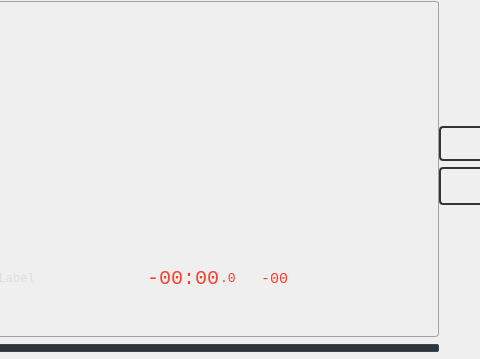
knowthelist/knowthelist, file src/playerwidget.ui: the form before one commit; both pictures show x 387 to 867 and y 0 to 359 of the 1033 by 359 pixel window.
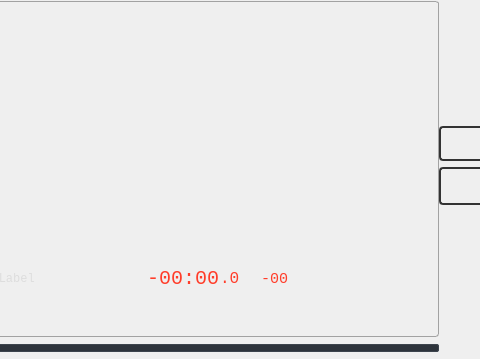
The form after the commit. Custom widgets are drawn as their Qt base class.

Commit message: feat: Update font sizes and layout properties for improved UI consistency

Diff of the .ui file:
```diff
--- a/src/playerwidget.ui
+++ b/src/playerwidget.ui
@@ -2846,7 +2846,7 @@
                  <property name="font">
                   <font>
                    <family>Monospace</family>
-                   <pointsize>10</pointsize>
+                   <pointsize>12</pointsize>
                   </font>
                  </property>
                  <property name="styleSheet">
```
The commit also changes 1 other file.
